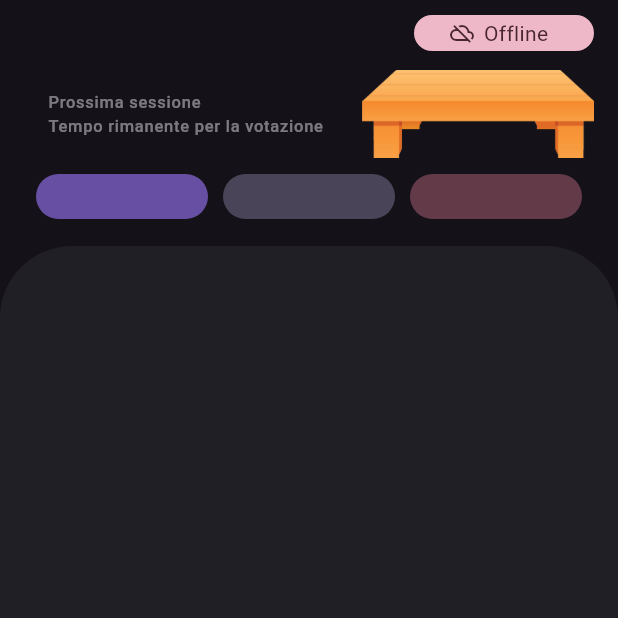
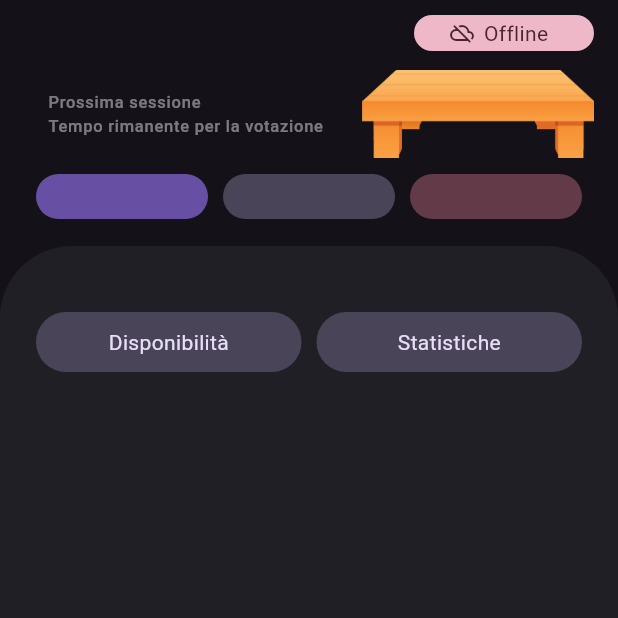
Before and after one commit to riccardocescon/beer_and_games_app, a Flutter app: the screen it shows after launch, on a phone screen of 412 x 824 dp, the top half of it. Run offline on Flutter 3.47's test engine with Material 3 defaults, Android fonts, the light colour scheme and no system bars; our stand-ins replace cloud_firestore, dartz, equatable, firebase_core, flutter_bloc, freezed_annotation and 1 more; accounts and stored records are empty.

Commit message:
Added Stats row

```diff
--- a/lib/features/beer_and_games/presentation/widgets/homepage/content/homepage_content.dart
+++ b/lib/features/beer_and_games/presentation/widgets/homepage/content/homepage_content.dart
@@ -12,6 +12,7 @@ import 'package:flutter_bloc/flutter_bloc.dart';
 
 part 'vote_area.dart';
 part 'vote_button.dart';
+part 'stats_row.dart';
 
 class HomepageContent extends StatelessWidget {
   const HomepageContent({super.key});
@@ -32,7 +33,22 @@ class HomepageContent extends StatelessWidget {
           padding: const EdgeInsets.all(24.0),
           child: Column(
             children: [
-              BlocBuilder<HomepageBloc, HomepageState>(
+              _voteArea(),
+              const Padding(
+                padding: EdgeInsets.symmetric(
+                  vertical: 16,
+                ),
+                child: _StatsRow(),
+              ),
+            ],
+          ),
+        ),
+      ),
+    );
+  }
+
+  Widget _voteArea() {
+    return BlocBuilder<HomepageBloc, HomepageState>(
       buildWhen: (previous, current) => current.maybeMap(
         loaded: (value) => true,
         orElse: () => false,
@@ -54,11 +70,6 @@ class HomepageContent extends StatelessWidget {
           orElse: () => const SizedBox.shrink(),
         );
       },
-              ),
-            ],
-          ),
-        ),
-      ),
     );
   }
 }
--- /dev/null
+++ b/lib/features/beer_and_games/presentation/widgets/homepage/content/stats_row.dart
@@ -0,0 +1,48 @@
+part of 'homepage_content.dart';
+
+class _StatsRow extends StatelessWidget {
+  const _StatsRow();
+
+  @override
+  Widget build(BuildContext context) {
+    return Row(
+      children: [
+        Expanded(
+          child: _button(
+            context,
+            () {},
+            'Disponibilità',
+          ),
+        ),
+        width10,
+        Expanded(
+          child: _button(
+            context,
+            () {},
+            'Statistiche',
+          ),
+        ),
+      ],
+    );
+  }
+
+  Widget _button(
+    BuildContext context,
+    VoidCallback onPressed,
+    String text,
+  ) {
+    return FilledButton(
+      onPressed: onPressed,
+      style: ButtonStyle(
+        backgroundColor:
+            MaterialStateProperty.all(context.colorScheme.secondaryContainer),
+      ),
+      child: Text(
+        text,
+        style: context.textTheme.bodyMedium?.copyWith(
+          color: context.colorScheme.onSecondaryContainer,
+        ),
+      ),
+    );
+  }
+}
```
Lines whose indentation alone changed are shown as unchanged.
